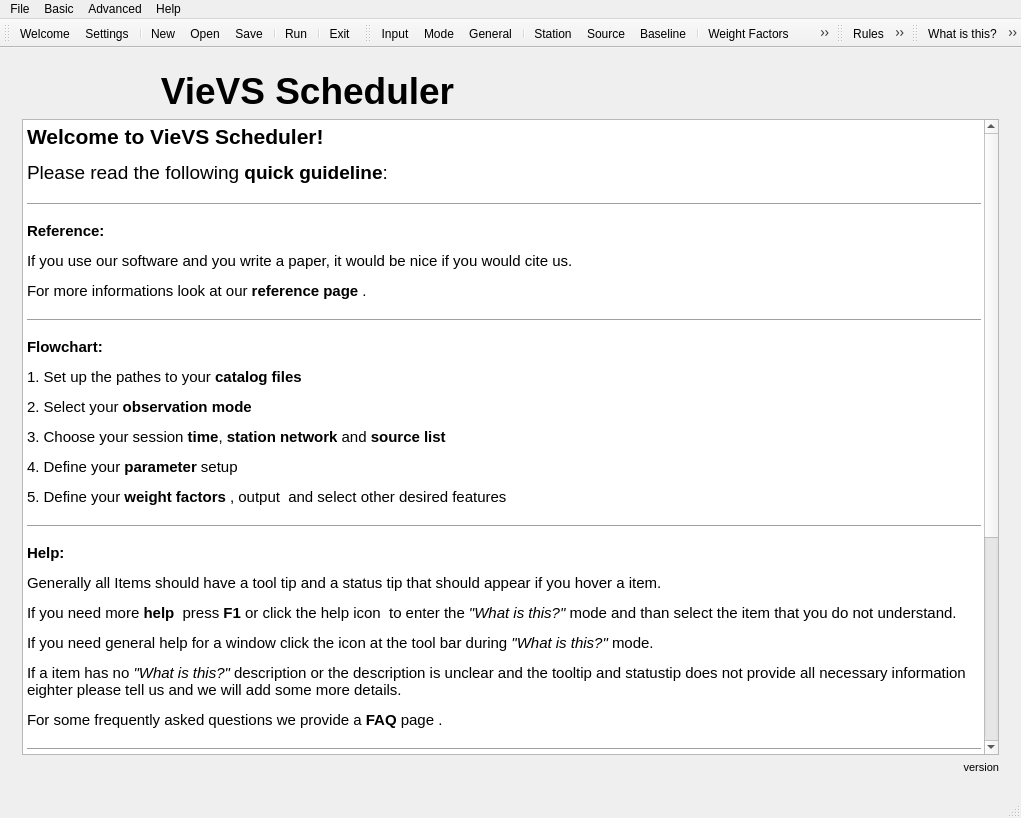
First picture: the form in mainwindow.ui, repository TUW-VieVS/VieSchedpp, before the edit.
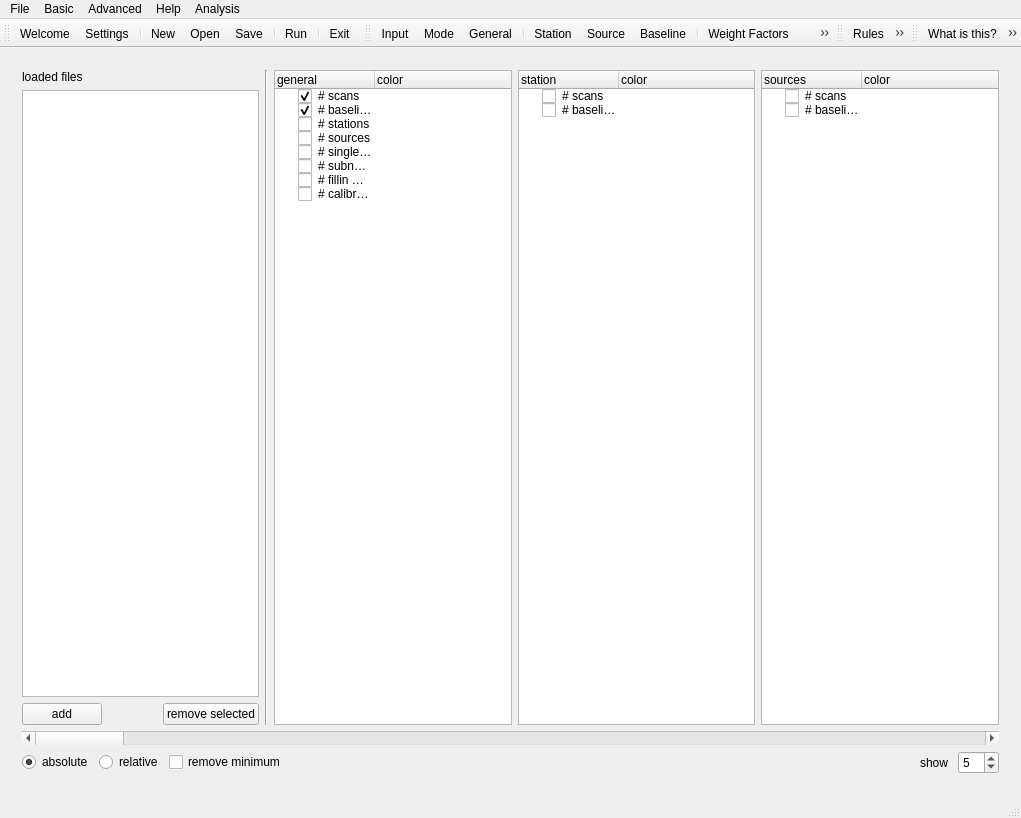
Second picture: the form after the edit. The open tabs and pages were chosen to show the change. Icons and pictures are not drawn.

Commit message: statistics view

What changed in the file:
```diff
--- a/mainwindow.ui
+++ b/mainwindow.ui
@@ -18,7 +18,7 @@
     <item>
      <widget class="QStackedWidget" name="main_stacked">
       <property name="currentIndex">
-       <number>0</number>
+       <number>13</number>
       </property>
       <widget class="QWidget" name="welcome">
        <layout class="QVBoxLayout" name="verticalLayout">
@@ -753,8 +753,8 @@
             <rect>
              <x>0</x>
              <y>0</y>
-             <width>983</width>
-             <height>697</height>
+             <width>247</width>
+             <height>612</height>
             </rect>
            </property>
            <layout class="QVBoxLayout" name="verticalLayout_47">
@@ -4384,12 +4384,16 @@
          </widget>
         </item>
         <item>
-         <widget class="QGroupBox" name="groupBox_8">
-          <property name="title">
-           <string>Additional information</string>
+         <widget class="QTabWidget" name="tabWidget_4">
+          <property name="currentIndex">
+           <number>0</number>
           </property>
-          <layout class="QHBoxLayout" name="horizontalLayout_88">
-           <item>
+          <widget class="QWidget" name="tab_5">
+           <attribute name="title">
+            <string>skd and vex</string>
+           </attribute>
+           <layout class="QGridLayout" name="gridLayout_5">
+            <item row="0" column="0">
             <layout class="QGridLayout" name="gridLayout_2">
              <item row="1" column="0">
               <widget class="QLabel" name="experimentDesctiptionLabel">
@@ -4549,6 +4553,182 @@
            </item>
           </layout>
          </widget>
+          <widget class="QWidget" name="tab_6">
+           <attribute name="title">
+            <string>vex</string>
+           </attribute>
+           <layout class="QVBoxLayout" name="verticalLayout_50">
+            <item>
+             <layout class="QGridLayout" name="gridLayout_6">
+              <item row="2" column="0">
+               <widget class="QLabel" name="correlatorLabel_2">
+                <property name="text">
+                 <string>contact name</string>
+                </property>
+               </widget>
+              </item>
+              <item row="3" column="0">
+               <widget class="QLabel" name="label_39">
+                <property name="text">
+                 <string>contact email</string>
+                </property>
+               </widget>
+              </item>
+              <item row="2" column="2">
+               <widget class="QPushButton" name="pushButton_28">
+                <property name="toolTip">
+                 <string>save as default email addres</string>
+                </property>
+                <property name="statusTip">
+                 <string>save as default correlator</string>
+                </property>
+                <property name="text">
+                 <string/>
+                </property>
+                <property name="icon">
+                 <iconset resource="myresources.qrc">
+                  <normaloff>:/icons/icons/document-export.png</normaloff>:/icons/icons/document-export.png</iconset>
+                </property>
+               </widget>
+              </item>
+              <item row="1" column="0">
+               <widget class="QLabel" name="schedulerLabel_2">
+                <property name="text">
+                 <string>PI email</string>
+                </property>
+               </widget>
+              </item>
+              <item row="1" column="1">
+               <widget class="QLineEdit" name="schedulerLineEdit_2">
+                <property name="toolTip">
+                 <string>enter scheduler name here</string>
+                </property>
+                <property name="statusTip">
+                 <string>scheduler</string>
+                </property>
+                <property name="text">
+                 <string/>
+                </property>
+               </widget>
+              </item>
+              <item row="0" column="0">
+               <widget class="QLabel" name="experimentNameLabel_2">
+                <property name="text">
+                 <string>PI name</string>
+                </property>
+               </widget>
+              </item>
+              <item row="2" column="1">
+               <widget class="QLineEdit" name="correlatorLineEdit_2">
+                <property name="toolTip">
+                 <string>enter correlator name here</string>
+                </property>
+                <property name="statusTip">
+                 <string>correlator</string>
+                </property>
+                <property name="text">
+                 <string/>
+                </property>
+               </widget>
+              </item>
+              <item row="0" column="1">
+               <widget class="QLineEdit" name="experimentNameLineEdit_2">
+                <property name="toolTip">
+                 <string>enter experiment name here</string>
+                </property>
+                <property name="statusTip">
+                 <string>experiment name</string>
+                </property>
+                <property name="inputMask">
+                 <string/>
+                </property>
+                <property name="text">
+                 <string/>
+                </property>
+               </widget>
+              </item>
+              <item row="0" column="2">
+               <widget class="QPushButton" name="pushButton_31">
+                <property name="toolTip">
+                 <string>save as experiment name</string>
+                </property>
+                <property name="statusTip">
+                 <string>save as experiment name</string>
+                </property>
+                <property name="text">
+                 <string/>
+                </property>
+                <property name="icon">
+                 <iconset resource="myresources.qrc">
+                  <normaloff>:/icons/icons/document-export.png</normaloff>:/icons/icons/document-export.png</iconset>
+                </property>
+               </widget>
+              </item>
+              <item row="1" column="2">
+               <widget class="QPushButton" name="pushButton_29">
+                <property name="toolTip">
+                 <string>save as default email addres</string>
+                </property>
+                <property name="statusTip">
+                 <string>save as default scheduler</string>
+                </property>
+                <property name="text">
+                 <string/>
+                </property>
+                <property name="icon">
+                 <iconset resource="myresources.qrc">
+                  <normaloff>:/icons/icons/document-export.png</normaloff>:/icons/icons/document-export.png</iconset>
+                </property>
+               </widget>
+              </item>
+              <item row="3" column="1">
+               <widget class="QLineEdit" name="correlatorLineEdit_3">
+                <property name="toolTip">
+                 <string>enter correlator name here</string>
+                </property>
+                <property name="statusTip">
+                 <string>correlator</string>
+                </property>
+                <property name="text">
+                 <string/>
+                </property>
+               </widget>
+              </item>
+              <item row="3" column="2">
+               <widget class="QPushButton" name="pushButton_30">
+                <property name="toolTip">
+                 <string>save as default email addres</string>
+                </property>
+                <property name="statusTip">
+                 <string>save as default correlator</string>
+                </property>
+                <property name="text">
+                 <string/>
+                </property>
+                <property name="icon">
+                 <iconset resource="myresources.qrc">
+                  <normaloff>:/icons/icons/document-export.png</normaloff>:/icons/icons/document-export.png</iconset>
+                </property>
+               </widget>
+              </item>
+             </layout>
+            </item>
+            <item>
+             <spacer name="verticalSpacer_11">
+              <property name="orientation">
+               <enum>Qt::Vertical</enum>
+              </property>
+              <property name="sizeHint" stdset="0">
+               <size>
+                <width>20</width>
+                <height>40</height>
+               </size>
+              </property>
+             </spacer>
+            </item>
+           </layout>
+          </widget>
+         </widget>
         </item>
         <item>
          <spacer name="verticalSpacer_6">
@@ -4577,8 +4757,8 @@
             <rect>
              <x>0</x>
              <y>0</y>
-             <width>983</width>
-             <height>697</height>
+             <width>633</width>
+             <height>576</height>
             </rect>
            </property>
            <layout class="QHBoxLayout" name="horizontalLayout_89">
@@ -5795,6 +5975,314 @@
         </item>
        </layout>
       </widget>
+      <widget class="QWidget" name="statistics">
+       <layout class="QVBoxLayout" name="verticalLayout_53" stretch="1,3">
+        <item>
+         <layout class="QHBoxLayout" name="horizontalLayout_92">
+          <item>
+           <layout class="QVBoxLayout" name="verticalLayout_51">
+            <item>
+             <widget class="QLabel" name="label_40">
+              <property name="text">
+               <string>loaded files</string>
+              </property>
+             </widget>
+            </item>
+            <item>
+             <widget class="QListWidget" name="listWidget_statistics"/>
+            </item>
+            <item>
+             <layout class="QHBoxLayout" name="horizontalLayout_88">
+              <item>
+               <widget class="QPushButton" name="pushButton_addStatistic">
+                <property name="text">
+                 <string>add</string>
+                </property>
+                <property name="icon">
+                 <iconset resource="myresources.qrc">
+                  <normaloff>:/icons/icons/edit-add.png</normaloff>:/icons/icons/edit-add.png</iconset>
+                </property>
+               </widget>
+              </item>
+              <item>
+               <spacer name="horizontalSpacer_37">
+                <property name="orientation">
+                 <enum>Qt::Horizontal</enum>
+                </property>
+                <property name="sizeHint" stdset="0">
+                 <size>
+                  <width>40</width>
+                  <height>20</height>
+                 </size>
+                </property>
+               </spacer>
+              </item>
+              <item>
+               <widget class="QPushButton" name="pushButton_removeStatistic">
+                <property name="text">
+                 <string>remove selected</string>
+                </property>
+                <property name="icon">
+                 <iconset resource="myresources.qrc">
+                  <normaloff>:/icons/icons/edit-delete-6.png</normaloff>:/icons/icons/edit-delete-6.png</iconset>
+                </property>
+               </widget>
+              </item>
+             </layout>
+            </item>
+           </layout>
+          </item>
+          <item>
+           <widget class="Line" name="line_2">
+            <property name="orientation">
+             <enum>Qt::Vertical</enum>
+            </property>
+           </widget>
+          </item>
+          <item>
+           <widget class="QTreeWidget" name="treeWidget_statisticGeneral">
+            <attribute name="headerCascadingSectionResizes">
+             <bool>false</bool>
+            </attribute>
+            <column>
+             <property name="text">
+              <string>general</string>
+             </property>
+            </column>
+            <column>
+             <property name="text">
+              <string>color</string>
+             </property>
+            </column>
+            <item>
+             <property name="text">
+              <string># scans</string>
+             </property>
+             <property name="checkState">
+              <enum>Checked</enum>
+             </property>
+             <property name="text">
+              <string/>
+             </property>
+            </item>
+            <item>
+             <property name="text">
+              <string># baselines</string>
+             </property>
+             <property name="checkState">
+              <enum>Checked</enum>
+             </property>
+             <property name="text">
+              <string/>
+             </property>
+            </item>
+            <item>
+             <property name="text">
+              <string># stations</string>
+             </property>
+             <property name="checkState">
+              <enum>Unchecked</enum>
+             </property>
+            </item>
+            <item>
+             <property name="text">
+              <string># sources</string>
+             </property>
+             <property name="checkState">
+              <enum>Unchecked</enum>
+             </property>
+             <property name="text">
+              <string/>
+             </property>
+            </item>
+            <item>
+             <property name="text">
+              <string># single source scans</string>
+             </property>
+             <property name="checkState">
+              <enum>Unchecked</enum>
+             </property>
+             <property name="text">
+              <string/>
+             </property>
+            </item>
+            <item>
+             <property name="text">
+              <string># subnetting scans</string>
+             </property>
+             <property name="checkState">
+              <enum>Unchecked</enum>
+             </property>
+             <property name="text">
+              <string/>
+             </property>
+            </item>
+            <item>
+             <property name="text">
+              <string># fillin mode scans</string>
+             </property>
+             <property name="checkState">
+              <enum>Unchecked</enum>
+             </property>
+             <property name="text">
+              <string/>
+             </property>
+            </item>
+            <item>
+             <property name="text">
+              <string># calibration scans</string>
+             </property>
+             <property name="checkState">
+              <enum>Unchecked</enum>
+             </property>
+             <property name="text">
+              <string/>
+             </property>
+            </item>
+           </widget>
+          </item>
+          <item>
+           <widget class="QTreeWidget" name="treeWidget_statisticStation">
+            <column>
+             <property name="text">
+              <string>station</string>
+             </property>
+            </column>
+            <column>
+             <property name="text">
+              <string>color</string>
+             </property>
+            </column>
+            <item>
+             <property name="text">
+              <string># scans</string>
+             </property>
+             <property name="checkState">
+              <enum>Unchecked</enum>
+             </property>
+             <property name="text">
+              <string/>
+             </property>
+            </item>
+            <item>
+             <property name="text">
+              <string># baselines</string>
+             </property>
+             <property name="checkState">
+              <enum>Unchecked</enum>
+             </property>
+             <property name="text">
+              <string/>
+             </property>
+            </item>
+           </widget>
+          </item>
+          <item>
+           <widget class="QTreeWidget" name="treeWidget_statisticSource">
+            <column>
+             <property name="text">
+              <string>sources</string>
+             </property>
+            </column>
+            <column>
+             <property name="text">
+              <string>color</string>
+             </property>
+            </column>
+            <item>
+             <property name="text">
+              <string># scans</string>
+             </property>
+             <property name="checkState">
+              <enum>Unchecked</enum>
+             </property>
+            </item>
+            <item>
+             <property name="text">
+              <string># baselines</string>
+             </property>
+             <property name="checkState">
+              <enum>Unchecked</enum>
+             </property>
+            </item>
+           </widget>
+          </item>
+         </layout>
+        </item>
+        <item>
+         <layout class="QVBoxLayout" name="verticalLayout_statisticPlot">
+          <item>
+           <widget class="QScrollBar" name="horizontalScrollBar_statistics">
+            <property name="orientation">
+             <enum>Qt::Horizontal</enum>
+            </property>
+           </widget>
+          </item>
+          <item>
+           <layout class="QHBoxLayout" name="horizontalLayout_93">
+            <item>
+             <widget class="QRadioButton" name="radioButton_statistics_absolute">
+              <property name="text">
+               <string>absolute</string>
+              </property>
+              <property name="checked">
+               <bool>true</bool>
+              </property>
+             </widget>
+            </item>
+            <item>
+             <widget class="QRadioButton" name="radioButton_statistics_relative">
+              <property name="text">
+               <string>relative</string>
+              </property>
+             </widget>
+            </item>
+            <item>
+             <widget class="QCheckBox" name="checkBox_statistics_removeMinimum">
+              <property name="text">
+               <string>remove minimum</string>
+              </property>
+             </widget>
+            </item>
+            <item>
+             <spacer name="horizontalSpacer_38">
+              <property name="orientation">
+               <enum>Qt::Horizontal</enum>
+              </property>
+              <property name="sizeHint" stdset="0">
+               <size>
+                <width>40</width>
+                <height>20</height>
+               </size>
+              </property>
+             </spacer>
+            </item>
+            <item>
+             <widget class="QLabel" name="label_42">
+              <property name="text">
+               <string>show </string>
+              </property>
+             </widget>
+            </item>
+            <item>
+             <widget class="QSpinBox" name="spinBox_statistics_show">
+              <property name="minimum">
+               <number>1</number>
+              </property>
+              <property name="maximum">
+               <number>99</number>
+              </property>
+              <property name="value">
+               <number>5</number>
+              </property>
+             </widget>
+            </item>
+           </layout>
+          </item>
+         </layout>
+        </item>
+       </layout>
+      </widget>
       <widget class="QWidget" name="page">
        <layout class="QVBoxLayout" name="verticalLayout_45">
         <item>
@@ -6029,10 +6517,17 @@
     <addaction name="actionAbout"/>
     <addaction name="actionAbout_Qt"/>
    </widget>
+   <widget class="QMenu" name="menuAnalysis">
+    <property name="title">
+     <string>Analysis</string>
+    </property>
+    <addaction name="actionsummary"/>
+   </widget>
    <addaction name="menufile"/>
    <addaction name="menubasic"/>
    <addaction name="menuadvanced"/>
    <addaction name="menuHelp"/>
+   <addaction name="menuAnalysis"/>
   </widget>
   <action name="actionNew">
    <property name="icon">
@@ -6262,6 +6757,11 @@
     <string>statistics</string>
    </property>
   </action>
+  <action name="actionsummary">
+   <property name="text">
+    <string>Statistics</string>
+   </property>
+  </action>
  </widget>
  <layoutdefault spacing="6" margin="11"/>
  <resources>
```
Left out of the diff: 32 changed lines with no effect on the pictures. Lines whose indentation alone changed are shown as unchanged. The commit also changes 3 other files.
